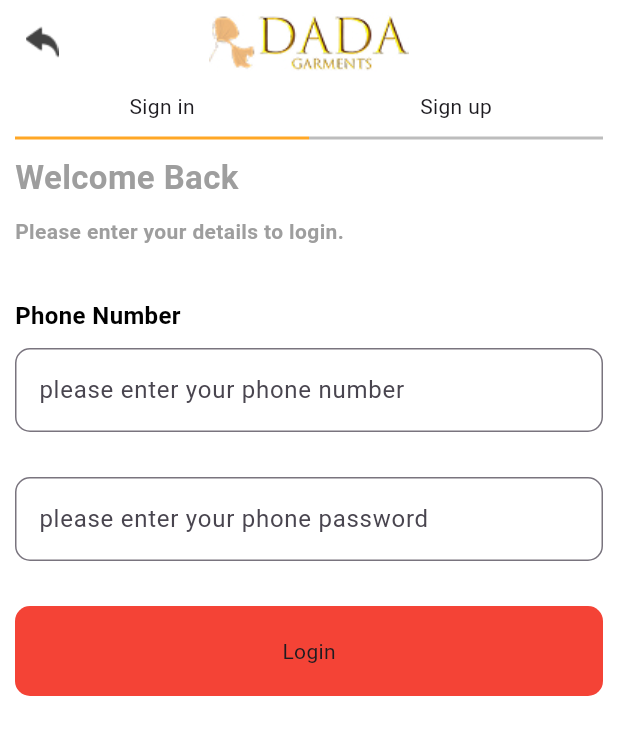
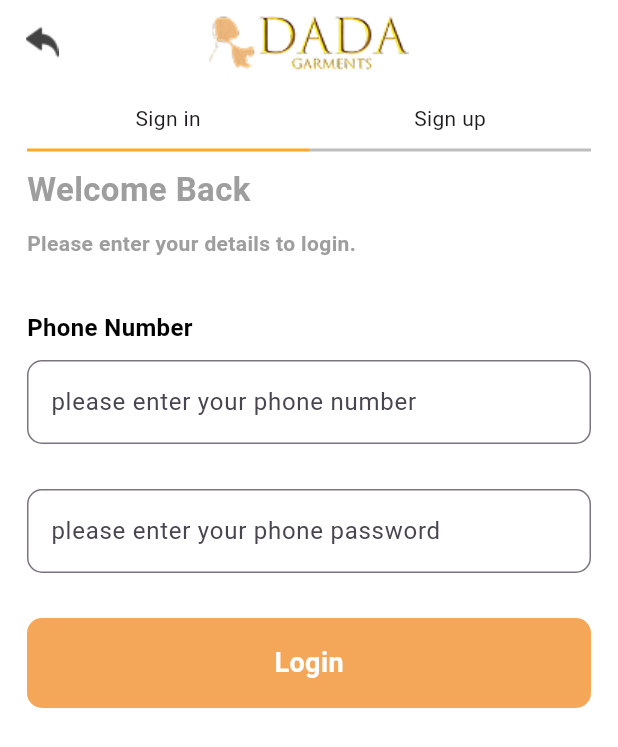
Before and after one commit to RontuMohonto/API_in_e_commerce, a Flutter app: the screen it shows after launch, on a phone screen of 412 x 824 dp. Shown: the top 747 px of the screen. Run offline on Flutter 3.47's test engine with Material 3 defaults, Android fonts, the phone set to English and light mode, and no system bars; missing offline and left inert: dart:ffi.

Commit message:
done for now

```diff
--- a/lib/screen/auth/UI.dart
+++ b/lib/screen/auth/UI.dart
@@ -29,6 +29,8 @@ class _AuthScreenState extends State<AuthScreen> {
       backgroundColor: Colors.white,
       body: Padding(
         padding: const EdgeInsets.symmetric(horizontal: 10, vertical: 5),
+        child: Padding(
+          padding: const EdgeInsets.all(8.0),
           child: Column(
             spacing: 10,
             crossAxisAlignment: CrossAxisAlignment.start,
@@ -57,8 +59,9 @@ class _AuthScreenState extends State<AuthScreen> {
                   ),
                 ],
               ),
-            LoginPage(),
+               selected ==1 ? LoginPage() : Text("data"),
             ],
+          ),
         ),
       ),
     );
--- a/lib/screen/auth/log/login.dart
+++ b/lib/screen/auth/log/login.dart
@@ -79,13 +79,18 @@ class _LoginPageState extends State<LoginPage> {
             height: 60,
             width: MediaQuery.sizeOf(context).width,
             decoration: BoxDecoration(
-              color: Colors.red,
+              color: Color(0xffF4A758),
               borderRadius: BorderRadius.circular(10),
             ),
             child: Row(
               mainAxisAlignment: MainAxisAlignment.center,
               children: [
-                Text("Login")
+                CustomText(
+                  text: "Login",
+                  fontWeight: FontWeight.w600,
+                  fontSize: 18,
+                  color: Colors.white,
+                ),
               ],
             ),
           ),
```
Lines whose indentation alone changed are shown as unchanged.
